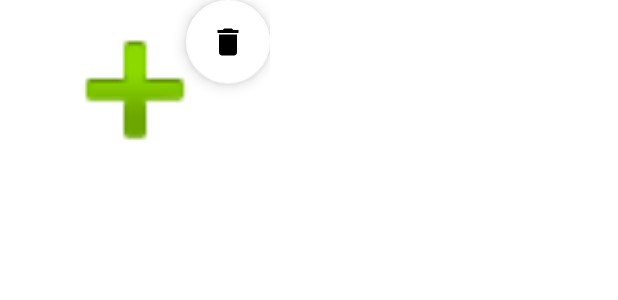
After one commit to Lexor-ums/sutocnoru_test, an Android app: the layout photo_item.xml on its own in the app's theme, with its tools: preview values and no code run, on a phone screen of 412 x 824 dp. The commit adds this screen. Shown: the top 300 px of the screen. Run offline under Robolectric (Android 15) with nearby library versions, the phone set to English and light mode, and no system bars.

Commit message:
add images inserting

```diff
--- a/app/build.gradle
+++ b/app/build.gradle
@@ -78,5 +78,8 @@ dependencies {
 
     implementation 'org.greenrobot:eventbus:3.1.1'
     implementation 'org.jetbrains.kotlinx:kotlinx-coroutines-core:1.3.0-RC'
+    //picasso
+    implementation 'com.squareup.picasso:picasso:2.71828'
+
 
 }
--- a/app/src/main/java/com/example/sutocnoru_test/MainApplication.kt
+++ b/app/src/main/java/com/example/sutocnoru_test/MainApplication.kt
@@ -34,6 +34,7 @@ class MainApplication : Application(), HasAndroidInjector{
         return appResources
     }
 
+    fun getAppComponent() = appComponent
     companion object {
         lateinit var instance: MainApplication
             private set
--- a/app/src/main/java/com/example/sutocnoru_test/utils/Constants.kt
+++ b/app/src/main/java/com/example/sutocnoru_test/utils/Constants.kt
@@ -5,3 +5,4 @@ package com.example.sutocnoru_test.utils
     const val API_KEY = "828bca35fffe43c97c8f58105e9dbf57"
     const val DB_NAME = "currency.db"
     const val DB_TABLE = "currencies_table"
+    const val SELECT_PHOTO = 1
--- /dev/null
+++ b/app/src/main/res/drawable/ic_delete_black_24dp.xml
@@ -0,0 +1,5 @@
+<vector android:height="24dp" android:tint="#E10600"
+    android:viewportHeight="24.0" android:viewportWidth="24.0"
+    android:width="24dp" xmlns:android="http://schemas.android.com/apk/res/android">
+    <path android:fillColor="#FF000000" android:pathData="M6,19c0,1.1 0.9,2 2,2h8c1.1,0 2,-0.9 2,-2V7H6v12zM19,4h-3.5l-1,-1h-5l-1,1H5v2h14V4z"/>
+</vector>
--- /dev/null
+++ b/app/src/main/res/layout/photo_item.xml
@@ -0,0 +1,22 @@
+<?xml version="1.0" encoding="utf-8"?>
+<androidx.coordinatorlayout.widget.CoordinatorLayout
+        xmlns:android="http://schemas.android.com/apk/res/android"
+        xmlns:app="http://schemas.android.com/apk/res-auto"
+        android:orientation="vertical"
+        android:layout_width="180dp"
+        android:layout_height="120dp">
+
+    <ImageView
+            android:id="@+id/imageView"
+            android:layout_width="match_parent"
+            android:layout_height="match_parent"
+            app:srcCompat="@android:drawable/ic_input_add"/>
+    <com.google.android.material.floatingactionbutton.FloatingActionButton
+            android:id="@+id/buttonRemove"
+            android:layout_width="wrap_content"
+            android:layout_height="wrap_content"
+            android:layout_gravity="right|top"
+            android:src="@drawable/ic_delete_black_24dp" app:backgroundTint="@android:color/background_light"/>
+
+
+</androidx.coordinatorlayout.widget.CoordinatorLayout>
```
Also changed, not shown: app/src/main/java/com/example/sutocnoru_test/dagger/components/ApplicationMainComponent.kt (+7 -0 lines), app/src/main/java/com/example/sutocnoru_test/dagger/modules/ApplicationMainModule.kt (+8 -7 lines), app/src/main/java/com/example/sutocnoru_test/dagger/modules/NetworkModule.kt (+1 -14 lines), app/src/main/java/com/example/sutocnoru_test/dagger/modules/OkHttp3Module.kt (added, +43 -0 lines), app/src/main/java/com/example/sutocnoru_test/dagger/modules/PicassoModule.kt (added, +25 -0 lines), app/src/main/java/com/example/sutocnoru_test/presentation/ImageViewAdapter.kt (added, +85 -0 lines), app/src/main/java/com/example/sutocnoru_test/presentation/ImageViewAdapterModule.kt (added, +13 -0 lines), app/src/main/java/com/example/sutocnoru_test/presentation/MainActivity.kt (+36 -7 lines), app/src/main/java/com/example/sutocnoru_test/presentation/MainActivityViewModel.kt (+53 -1 lines), app/src/main/res/layout/activity_main.xml (+20 -0 lines), 1 other file.
